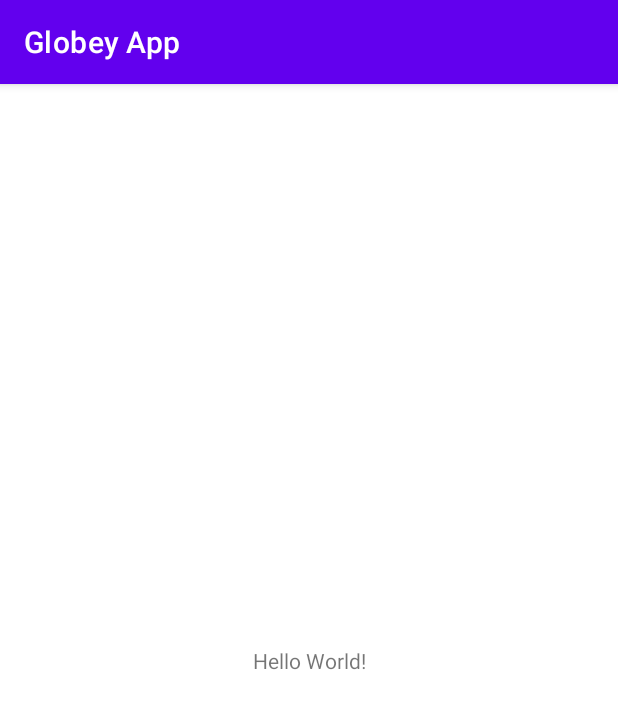
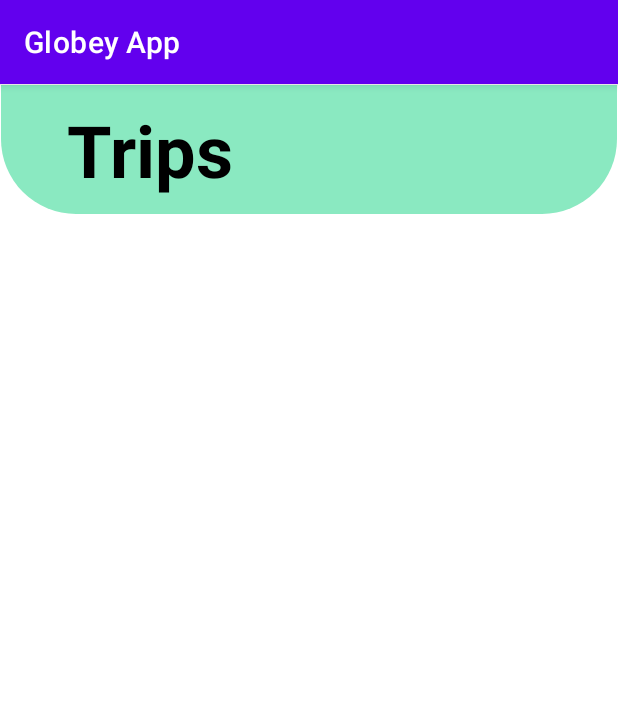
Before and after one commit to minawang01/globey_app, an Android app: the screen it shows after launch (MainActivity), on a phone screen of 412 x 824 dp. Shown: the top 709 px of the screen. Run offline under Robolectric (Android 15) with nearby library versions, the phone set to English and light mode, and no system bars.

Commit message:
Add trips header

```diff
--- /dev/null
+++ b/app/src/main/res/color/common_border_color.xml
@@ -0,0 +1,4 @@
+<?xml version="1.0" encoding="utf-8"?>
+<selector xmlns:android="http://schemas.android.com/apk/res/android">
+
+</selector>
--- /dev/null
+++ b/app/src/main/res/drawable/rounded_corner.xml
@@ -0,0 +1,14 @@
+<?xml version="1.0" encoding="utf-8"?>
+<shape xmlns:android="http://schemas.android.com/apk/res/android" >
+<stroke
+    android:width="1dp"
+    android:color="@color/common_border_color" />
+<solid android:color="#8AE9C1" />
+<padding
+    android:left="1dp"
+    android:right="1dp"
+    android:bottom="1dp"
+    android:top="1dp" />
+<corners android:bottomRightRadius="50dp"
+    android:bottomLeftRadius="50dp"/>
+</shape>
--- a/app/src/main/res/layout/activity_main.xml
+++ b/app/src/main/res/layout/activity_main.xml
@@ -4,15 +4,36 @@
     xmlns:tools="http://schemas.android.com/tools"
     android:layout_width="match_parent"
     android:layout_height="match_parent"
-    tools:context=".MainActivity">
+    tools:context=".MainActivity" >
 
-    <TextView
-        android:layout_width="wrap_content"
-        android:layout_height="wrap_content"
-        android:text="Hello World!"
-        app:layout_constraintBottom_toBottomOf="parent"
-        app:layout_constraintEnd_toEndOf="parent"
-        app:layout_constraintStart_toStartOf="parent"
-        app:layout_constraintTop_toTopOf="parent" />
+    <LinearLayout
+        android:layout_width="match_parent"
+        android:layout_height="match_parent"
+        android:orientation="horizontal"
+        >
 
+        <TextView
+            android:id="@+id/textView2"
+            android:layout_width="wrap_content"
+            android:layout_height="wrap_content"
+            android:layout_weight="1"
+            android:background="@drawable/rounded_corner"
+            android:keepScreenOn="false"
+            android:paddingStart="20pt"
+            android:paddingTop="5pt"
+            android:paddingEnd="20pt"
+            android:paddingBottom="5pt"
+            android:text="Trips"
+            android:textAlignment="textStart"
+            android:textColor="#000000"
+            android:textSize="48sp"
+            android:textStyle="bold" />
+    </LinearLayout>
+
+    <LinearLayout
+        android:layout_width="409dp"
+        android:layout_height="729dp"
+        android:orientation="vertical"
+        tools:layout_editor_absoluteX="1dp"
+        tools:layout_editor_absoluteY="1dp"></LinearLayout>
 </androidx.constraintlayout.widget.ConstraintLayout>
```
